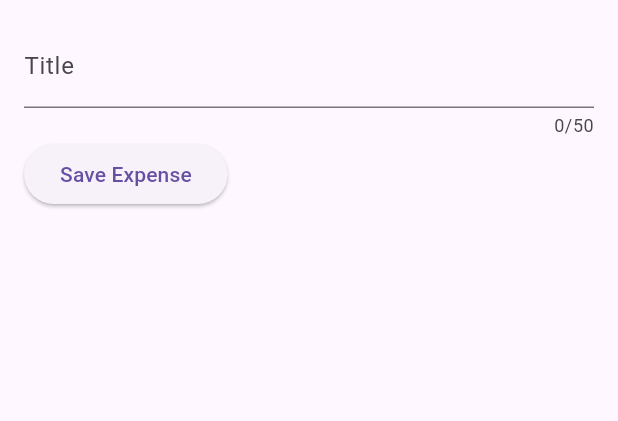
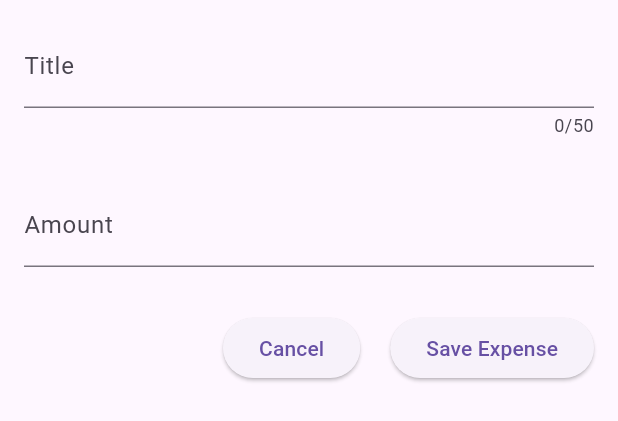
Before and after one commit to clebersonp/expense_tracker, a Flutter app: the NewExpense widget shown alone on an empty page, opened directly, after a tap on "Save Expense", on a phone screen of 412 x 824 dp. Shown: the top 421 px of the screen. Run offline on Flutter 3.47's test engine with Material 3 defaults, Android fonts, the phone set to English and light mode, and no system bars.

Commit message:
Added amountController and create new input for amount and a new cancel button

```diff
--- a/lib/widgets/new_expense.dart
+++ b/lib/widgets/new_expense.dart
@@ -11,11 +11,14 @@ class _NewExpenseState extends State<NewExpense> {
   // another approach to manage the user input
   final _titleController = TextEditingController();
 
+  final _amountController = TextEditingController();
+
   // when using textEditingController, need to dispose it to clear the value
   // when the widget will be dispose or not showed
   @override
   void dispose() {
     _titleController.dispose();
+    _amountController.dispose();
     super.dispose();
   }
 
@@ -33,10 +36,26 @@ class _NewExpenseState extends State<NewExpense> {
               label: Text('Title'),
             ),
           ),
+          const SizedBox(height: 30),
+          TextField(
+            controller: _amountController,
+            keyboardType: TextInputType.number,
+            decoration: const InputDecoration(
+              prefixText: '\$ ',
+              label: Text('Amount'),
+            ),
+          ),
+          const SizedBox(height: 30),
           Row(
+            mainAxisAlignment: MainAxisAlignment.end,
             children: [
+              ElevatedButton(onPressed: () {}, child: const Text('Cancel')),
+              const SizedBox(width: 20),
               ElevatedButton(
-                onPressed: () => print(_titleController.text),
+                onPressed: () {
+                  print(_titleController.text);
+                  print(_amountController.text);
+                },
                 child: const Text('Save Expense'),
               ),
             ],
```
